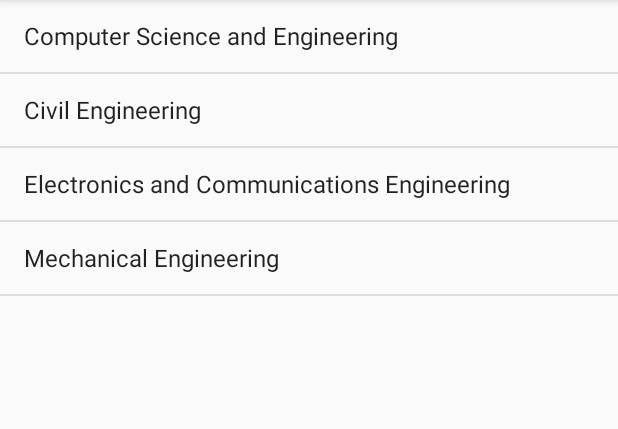
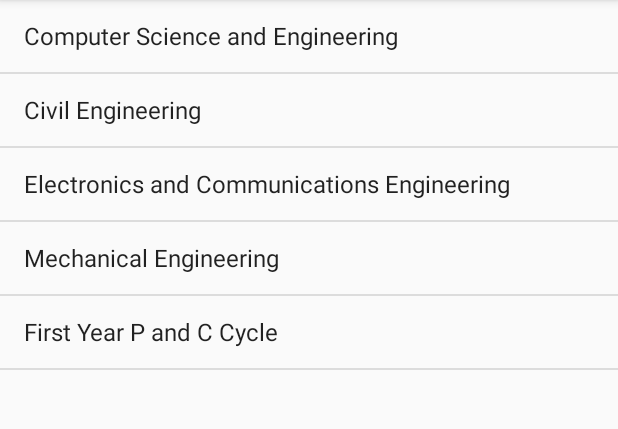
Before and after one commit to CECDevelopers/projectScorpio, an Android app: the CourseListActivity screen opened directly, with no data from a screen before it, on a phone screen of 412 x 824 dp, the part 84-513 px from its top. Run offline under Robolectric (Android 15) with nearby library versions, the phone set to English and light mode, and no system bars.

Commit message:
Added Year One Couse to the List

```diff
--- a/app/src/main/java/com/example/cec/projectscorpio/CourseListActivity.java
+++ b/app/src/main/java/com/example/cec/projectscorpio/CourseListActivity.java
@@ -32,6 +32,7 @@ public class CourseListActivity extends AppCompatActivity {
         courseList.add(getString(R.string.CE));
         courseList.add(getString(R.string.EC));
         courseList.add(getString(R.string.ME));
+        courseList.add(getString(R.string.Year_one));
 
         courseView = (ListView) findViewById(R.id.list);
 
--- a/app/src/main/res/values/strings.xml
+++ b/app/src/main/res/values/strings.xml
@@ -5,6 +5,7 @@
     <string name="CE">Civil Engineering</string>
     <string name="EC">Electronics and Communications Engineering</string>
     <string name="ME">Mechanical Engineering</string>
+    <string name="Year_one">First Year P and C Cycle</string>
 
     <string name="Third">3rd Semester</string>
     <string name="Fourth">4th Semester</string>
```
